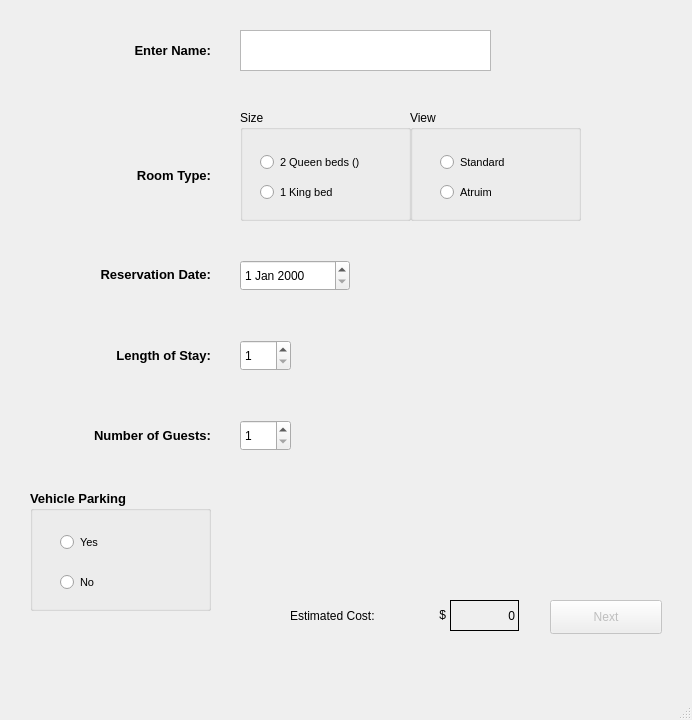
Above: reservation_form.ui from Gator-Face/hotelCalifornia before the change. Below: the same form after it.
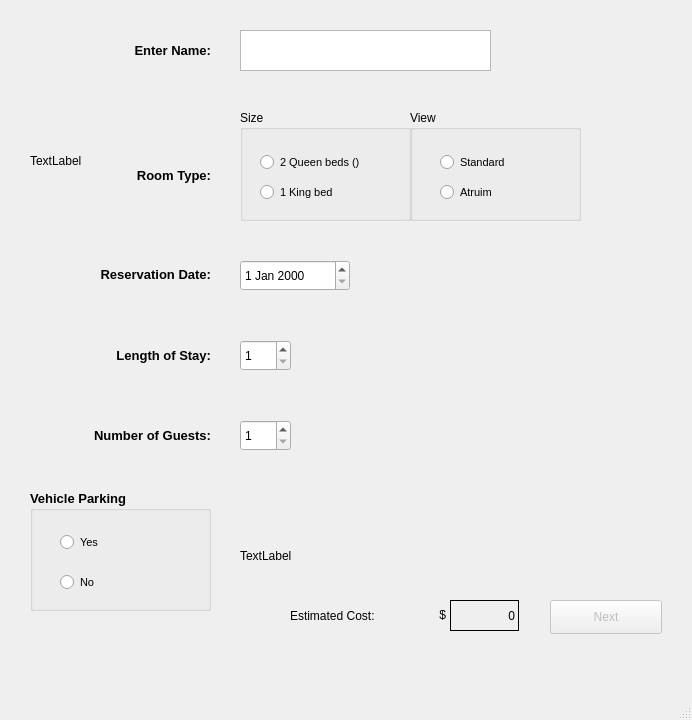
That is the form after the change.

Patch:
```diff
--- a/reservation_form.ui
+++ b/reservation_form.ui
@@ -434,6 +434,32 @@
        <set>Qt::AlignRight|Qt::AlignTrailing|Qt::AlignVCenter</set>
       </property>
      </widget>
+     <widget class="QLabel" name="carLabel">
+      <property name="geometry">
+       <rect>
+        <x>220</x>
+        <y>500</y>
+        <width>141</width>
+        <height>71</height>
+       </rect>
+      </property>
+      <property name="text">
+       <string>TextLabel</string>
+      </property>
+     </widget>
+     <widget class="QLabel" name="bedLabel">
+      <property name="geometry">
+       <rect>
+        <x>10</x>
+        <y>110</y>
+        <width>91</width>
+        <height>61</height>
+       </rect>
+      </property>
+      <property name="text">
+       <string>TextLabel</string>
+      </property>
+     </widget>
      <zorder>parking</zorder>
      <zorder>size</zorder>
      <zorder>view</zorder>
```
Left out of the diff: 30 changed lines with no effect on the pictures.
